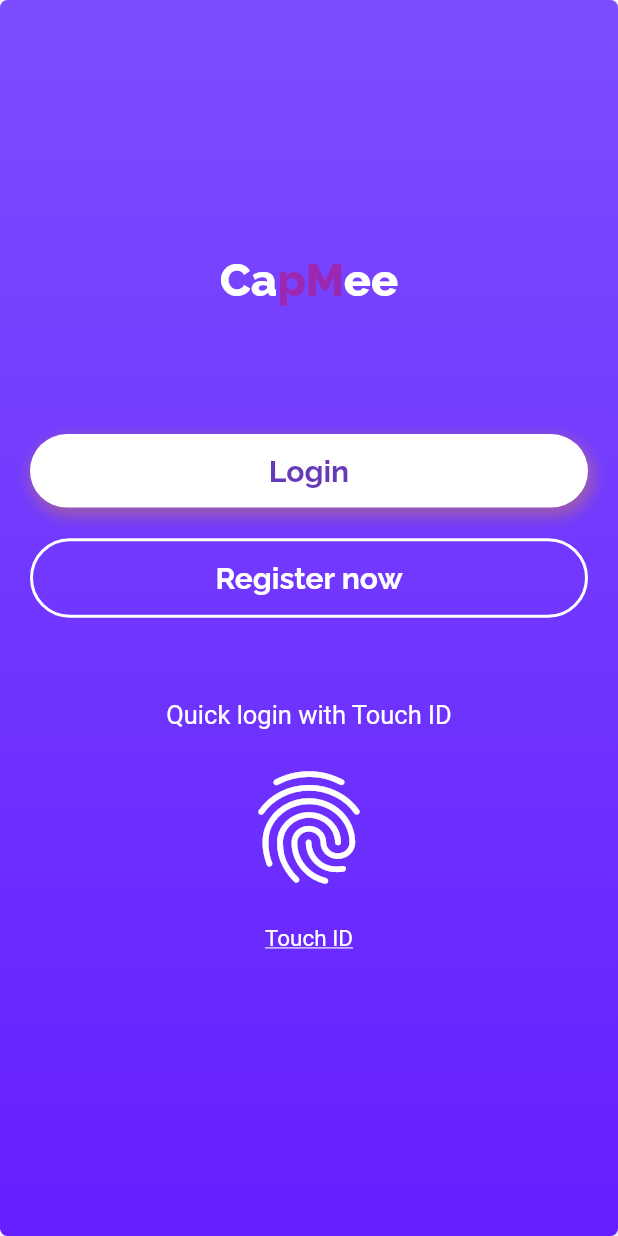
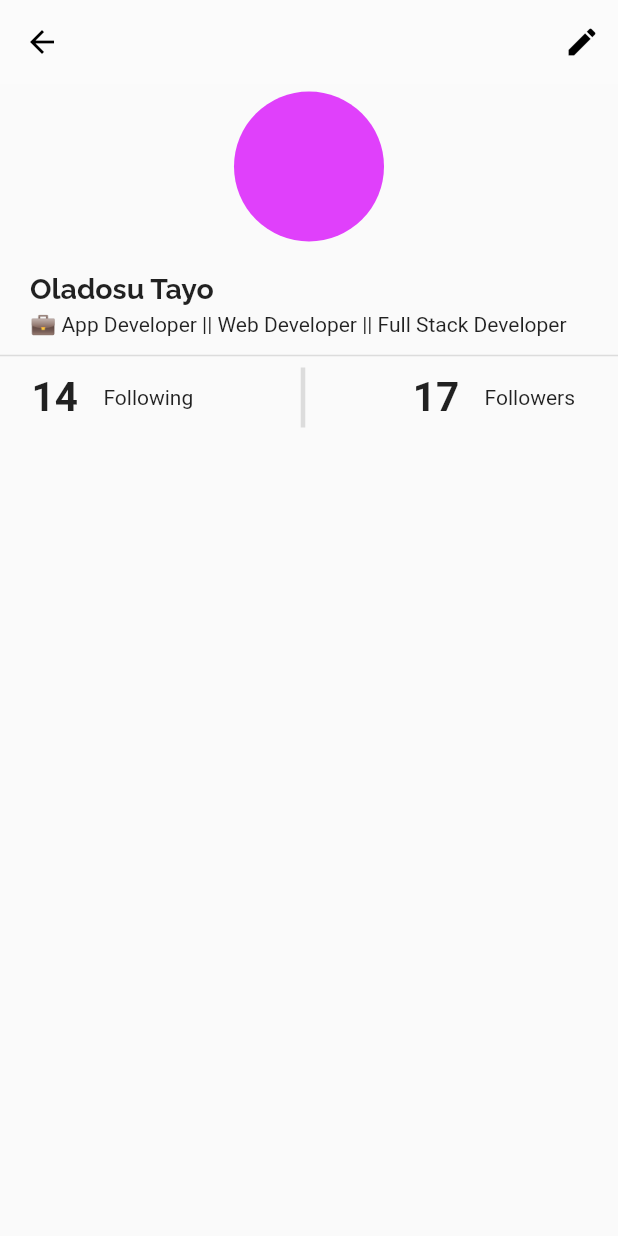
Before and after one commit to habib2013/medium_app, a Flutter app: the screen it shows after launch, on a phone screen of 412 x 824 dp. Run offline on Flutter 3.47's test engine with Material 2 defaults, Android fonts, the phone set to English and light mode, and no system bars; our stand-ins replace flutter_secure_storage, image_picker, liquid_swipe, local_auth, logger.

Commit message:
'continues'

```diff
--- a/lib/NetworkHandler.dart
+++ b/lib/NetworkHandler.dart
@@ -5,8 +5,10 @@ import 'package:logger/logger.dart';
 import 'package:flutter_secure_storage/flutter_secure_storage.dart';
 
 class NetworkHandler{
-  String baseUrl = 'http://192.168.43.72:5003/';
+//  String baseUrl = 'http://192.168.43.72:5003/';
 //  String baseUrl = 'http://192.168.137.1:5003/';
+  String baseUrl = 'https://hidden-dusk-12670.herokuapp.com/';
+
   final storage = new FlutterSecureStorage();
 
   var log = Logger();
--- a/lib/main.dart
+++ b/lib/main.dart
@@ -3,6 +3,7 @@ import 'package:medium_app/pages/HomePage.dart';
 import 'package:medium_app/pages/Onboarding.dart';
 import 'package:medium_app/pages/welcomePage.dart';
 import 'package:flutter_secure_storage/flutter_secure_storage.dart';
+import 'package:medium_app/profiles/MainProfile.dart';
 void main() {
   runApp(MyApp());
 }
@@ -23,19 +24,19 @@ class _MyAppState extends State<MyApp> {
   }
 
   void checkLogin() async {
-    var token  = storage.delete(key: "token");
-//    var token  = storage.read(key: "token");
+//    var token  = storage.delete(key: "token");
+    var token  = storage.read(key: "token");
 
-//  if (token != null) {
-//      setState(() {
-//        page = HomePage();
-//      });
-//    }
-//    else {
-//      setState(() {
-//        page = WelcomePage();
-//      });
-//    }
+  if (token != null) {
+      setState(() {
+        page = HomePage();
+      });
+    }
+    else {
+      setState(() {
+        page = WelcomePage();
+      });
+    }
   }
 
   @override
@@ -43,7 +44,7 @@ class _MyAppState extends State<MyApp> {
     return MaterialApp(
       debugShowCheckedModeBanner: false,
       title: 'Medium App',
-      home: page,
+      home: MainProfile(),
     );
   }
 }
--- a/lib/pages/HomePage.dart
+++ b/lib/pages/HomePage.dart
@@ -1,6 +1,6 @@
 import 'package:flutter/material.dart';
 import 'package:medium_app/screens/HomeScreen.dart';
-import 'package:medium_app/screens/ProfileScreen.dart';
+import 'package:medium_app/profiles/ProfileScreen.dart';
 
 class HomePage extends StatefulWidget {
   @override
--- a/lib/profiles/MainProfile.dart
+++ b/lib/profiles/MainProfile.dart
@@ -0,0 +1,134 @@
+import 'package:flutter/material.dart';
+
+class MainProfile extends StatefulWidget {
+  @override
+  _MainProfileState createState() => _MainProfileState();
+}
+
+class _MainProfileState extends State<MainProfile> {
+  @override
+  Widget build(BuildContext context) {
+    return Scaffold(
+      appBar: AppBar(
+        leading: IconButton(
+          icon: Icon(
+            Icons.arrow_back,
+            color: Colors.black,
+          ),
+          onPressed: null,
+          color: Colors.black,
+        ),
+        elevation: 0,
+        backgroundColor: Colors.white10,
+        actions: [
+          IconButton(
+            icon: Icon(
+              Icons.edit,
+              color: Colors.black,
+            ),
+            onPressed: null,
+            color: Colors.black,
+          )
+        ],
+      ),
+      body: ListView(
+        children: [
+          head(),
+          Divider(
+            thickness: 1.0,
+          ),
+//            otherDetails("About","Hello I am Oladosu Tayo"),
+        getFollow(context),
+        ],
+      ),
+    );
+  }
+
+  Widget head() {
+    return Padding(
+      padding: EdgeInsets.symmetric(horizontal: 20.0, vertical: 5.0),
+      child: Column(
+        crossAxisAlignment: CrossAxisAlignment.start,
+        children: [
+          Center(
+            child: CircleAvatar(
+              backgroundColor: Colors.purpleAccent,
+              radius: 50,
+            ),
+          ),
+          SizedBox(height: 20.0),
+          Text(
+            "Oladosu Tayo",
+            style: TextStyle(
+                fontWeight: FontWeight.bold,
+                fontFamily: 'Raleway',
+                fontSize: 19),
+          ),
+          SizedBox(height: 5.0),
+          Text("💼 App Developer || Web Developer || Full Stack Developer"),
+        ],
+      ),
+    );
+  }
+
+  Widget otherDetails(String label, String value) {
+    return Padding(
+      padding: EdgeInsets.symmetric(horizontal: 20.0, vertical: 5.0),
+      child: Column(
+        crossAxisAlignment: CrossAxisAlignment.start,
+        children: [
+          Text(
+            "$label :",
+            style: TextStyle(fontSize: 18, fontWeight: FontWeight.bold),
+          ),
+          SizedBox(
+            height: 10.0,
+          ),
+          Text(
+            value,
+            style: TextStyle(fontSize: 16.0),
+          ),
+        ],
+      ),
+    );
+  }
+
+  Widget getFollow(BuildContext context) {
+    return Column(
+      mainAxisAlignment: MainAxisAlignment.center,
+      crossAxisAlignment: CrossAxisAlignment.center,
+      children: [
+
+        Row(
+          mainAxisAlignment: MainAxisAlignment.spaceEvenly,
+          children: [
+            Row(
+
+              children: [
+                Text(
+                  " 14  ",
+                  style: TextStyle(fontSize: 27.0, fontWeight: FontWeight.bold),
+                ),
+                Text(' Following')
+              ],
+            ),
+
+            SizedBox(height: 40.0,width: MediaQuery.of(context).size.width / 3.5,child: VerticalDivider(thickness: 3.0,),),
+            Row(
+
+              children: [
+                Text(
+                  "17  ",
+                  style: TextStyle(fontSize: 27.0, fontWeight: FontWeight.bold),
+                ),
+                Text(' Followers',)
+              ],
+
+            ),
+            Divider(thickness: 3.0,)
+          ],
+        ),
+      ],
+    );
+  }
+}
--- a/lib/profiles/ProfileScreen.dart
+++ b/lib/profiles/ProfileScreen.dart
@@ -1,7 +1,7 @@
 import 'dart:convert';
 
 import 'package:flutter/material.dart';
-import 'package:medium_app/screens/CreateProfileScreen.dart';
+import 'package:medium_app/profiles/CreateProfileScreen.dart';
 import 'package:medium_app/NetworkHandler.dart';
 
 class ProfileScreen extends StatefulWidget {
```
